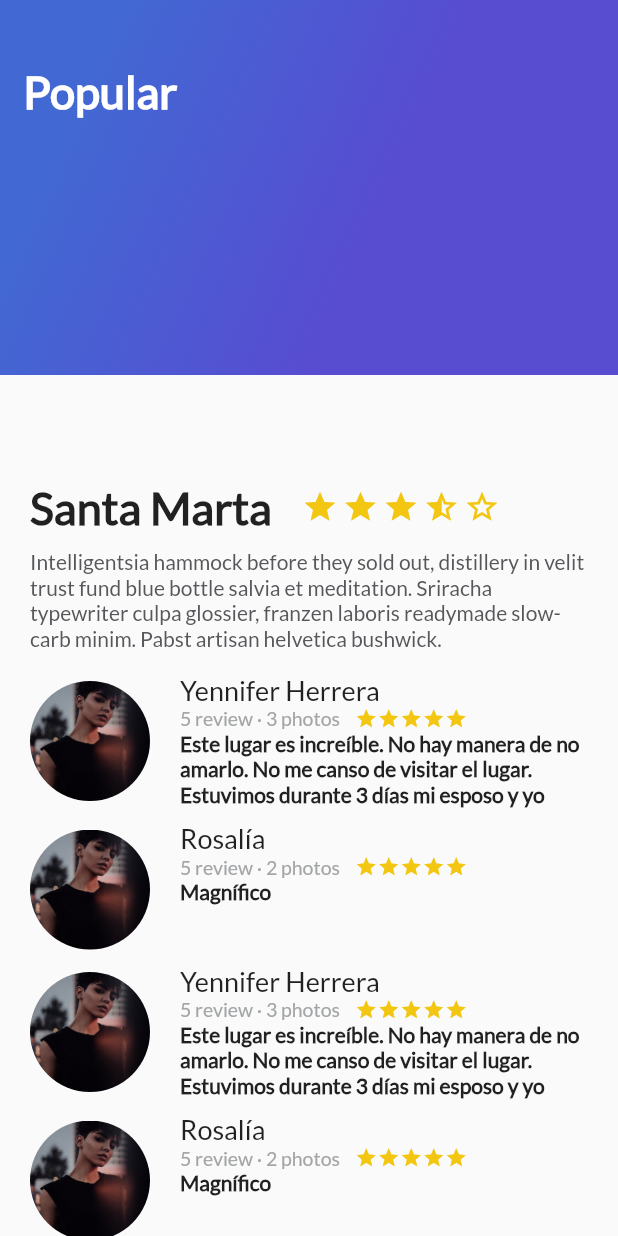
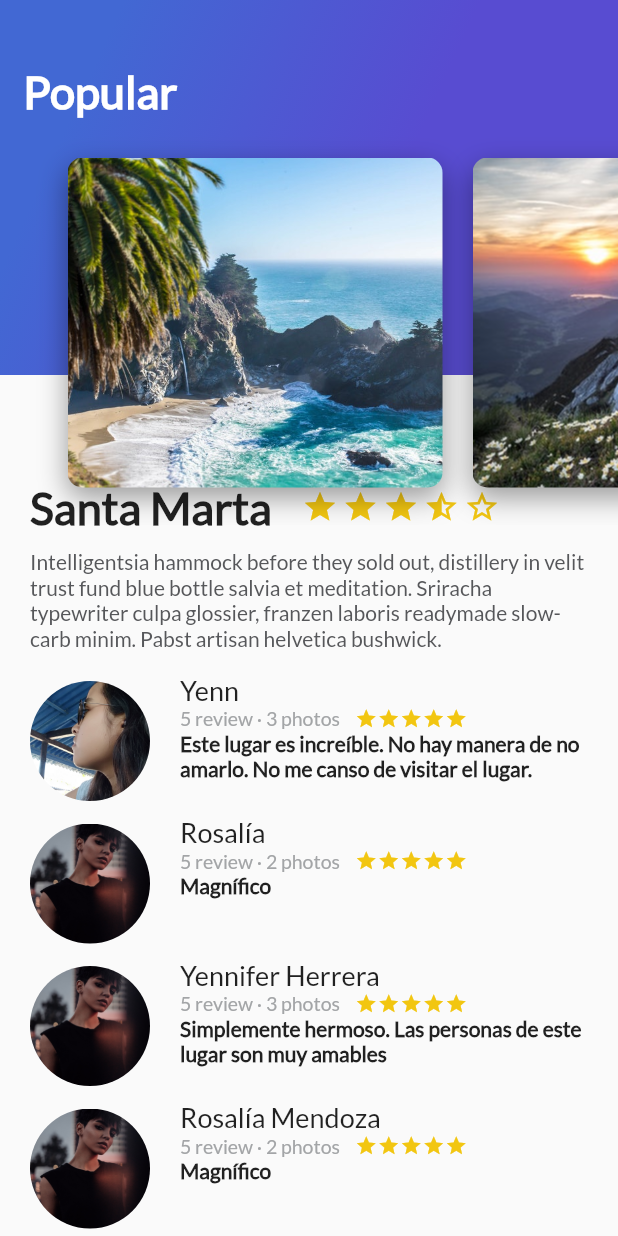
Before and after one commit to Yenniferh/Platzi-Trips, a Flutter app: the screen it shows after launch, on a phone screen of 412 x 824 dp. Run offline on Flutter 3.47's test engine with Material 2 defaults, Android fonts, the phone set to English and light mode, and no system bars.

Commit message:
Card Image List

```diff
--- /dev/null
+++ b/lib/card_image_list.dart
@@ -0,0 +1,26 @@
+import 'package:flutter/material.dart';
+
+import 'card_image.dart';
+
+class CardImageList extends StatelessWidget {
+  @override
+  Widget build(BuildContext context) {
+
+    return Container(
+      height: 350.0,
+        child: ListView(
+          padding: EdgeInsets.all(25.0),
+          scrollDirection: Axis.horizontal,
+          children: <Widget>[
+            CardImage("assets/img/beach_palm.jpeg"),
+            CardImage("assets/img/sunset.jpeg"),
+            CardImage("assets/img/mountain.jpeg"),
+            CardImage("assets/img/beach.jpeg"),
+            CardImage("assets/img/mountain_stars.jpeg"),
+            CardImage("assets/img/river.jpeg")
+          ],
+        ),
+    );
+  }
+
+}
--- /dev/null
+++ b/lib/header_appbar.dart
@@ -0,0 +1,16 @@
+import 'package:flutter/material.dart';
+import 'package:platzi_trips/card_image_list.dart';
+import 'package:platzi_trips/gradient_back.dart';
+
+class HeaderAppBar extends StatelessWidget {
+  @override
+  Widget build(BuildContext context) {
+    return Stack(
+      children: <Widget>[
+        GradientBack("Popular"),
+        CardImageList(),
+
+      ],
+    );
+  }
+}
--- a/lib/main.dart
+++ b/lib/main.dart
@@ -1,4 +1,5 @@
 import 'package:flutter/material.dart';
+import 'package:platzi_trips/header_appbar.dart';
 import 'package:platzi_trips/review_list.dart';
 import 'description_place.dart';
 import 'gradient_back.dart';
@@ -33,7 +34,7 @@ class MyApp extends StatelessWidget {
                 ReviewList()
               ],
             ),
-            GradientBack("Popular"),
+            HeaderAppBar()
           ],
         ),
       )
--- a/lib/review_list.dart
+++ b/lib/review_list.dart
@@ -8,10 +8,10 @@ class ReviewList extends StatelessWidget {
     return Column(
       crossAxisAlignment: CrossAxisAlignment.start,
       children: <Widget>[
-        Review('assets/img/review_photo.jpg', 'Yennifer Herrera', 5, 3, 4, 'Este lugar es increíble. No hay manera de no amarlo. No me canso de visitar el lugar. Estuvimos durante 3 días mi esposo y yo'),
+        Review('assets/img/Yenn.jpg', 'Yenn', 5, 3, 4, 'Este lugar es increíble. No hay manera de no amarlo. No me canso de visitar el lugar.'),
         Review('assets/img/review_photo.jpg', 'Rosalía', 5, 2, 5, 'Magnífico'),
-        Review('assets/img/review_photo.jpg', 'Yennifer Herrera', 5, 3, 4, 'Este lugar es increíble. No hay manera de no amarlo. No me canso de visitar el lugar. Estuvimos durante 3 días mi esposo y yo'),
-        Review('assets/img/review_photo.jpg', 'Rosalía', 5, 2, 5, 'Magnífico')
+        Review('assets/img/review_photo.jpg', 'Yennifer Herrera', 5, 3, 4, 'Simplemente hermoso. Las personas de este lugar son muy amables'),
+        Review('assets/img/review_photo.jpg', 'Rosalía Mendoza', 5, 2, 5, 'Magnífico')
       ]
     );
   }
```
Also changed, not shown: assets/img/Yenn.jpg (added).
